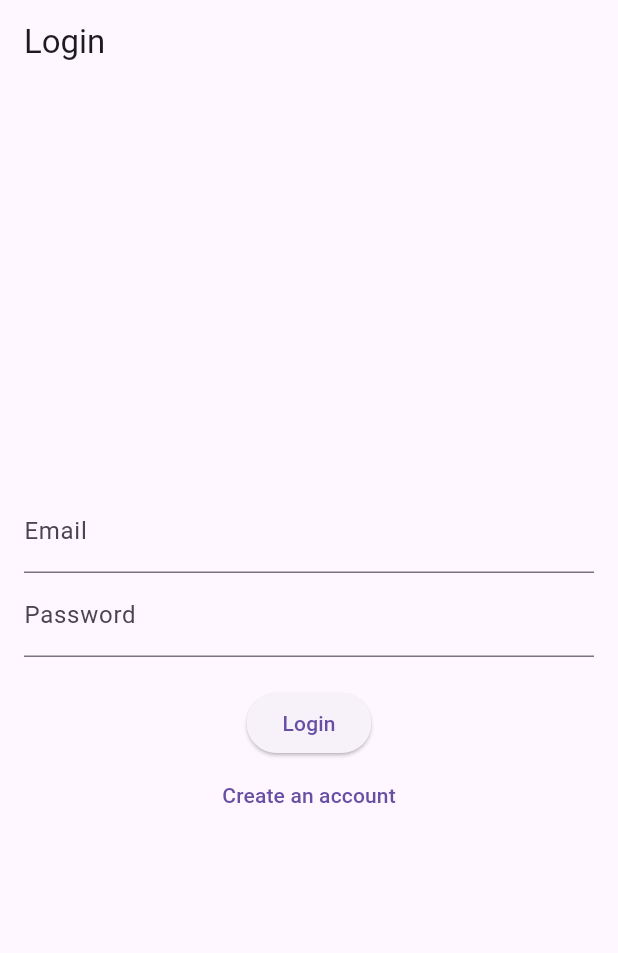
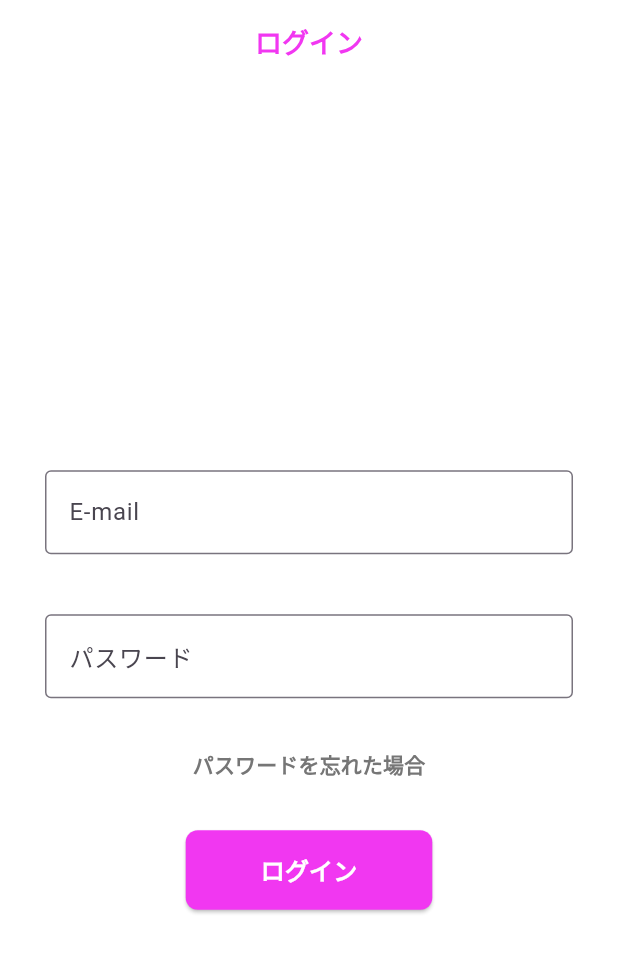
Before and after one commit to komeponpon/traning_beta, a Flutter app: the screen it shows after launch, on a phone screen of 412 x 824 dp. Shown: the top 953 px of the screen. Run offline on Flutter 3.47's test engine with Material 3 defaults, Android fonts, the light colour scheme and no system bars; our stand-ins replace firebase_auth, firebase_core; accounts and stored records are empty.

Commit message:
認証画面

```diff
--- a/lib/components/custom_bottom_navigation_bar.dart
+++ b/lib/components/custom_bottom_navigation_bar.dart
@@ -9,7 +9,7 @@ class CustomBottomNavigationBar extends StatelessWidget {
   @override
   Widget build(BuildContext context) {
     return BottomNavigationBar(
-      backgroundColor: Color.fromARGB(255, 255, 255, 255),
+      backgroundColor: Colors.white, // 背景色を白に設定
       currentIndex: currentIndex,
       selectedItemColor: Color(0xFFF137F1),
       unselectedItemColor: Colors.grey,
--- a/lib/main.dart
+++ b/lib/main.dart
@@ -23,9 +23,6 @@ class MyApp extends StatelessWidget {
   Widget build(BuildContext context) {
     return MaterialApp(
       title: 'トレーニング記録ベータ版',
-      theme: ThemeData(
-          // アプリのテーマを設定する
-          ),
       home: LoginScreen(), // ログインページを最初に表示する
       // 他のルーティングの設定を行う
     );
--- a/lib/screens/home_screen.dart
+++ b/lib/screens/home_screen.dart
@@ -32,9 +32,9 @@ class HomeScreen extends StatelessWidget {
             children: [
               SizedBox(height: 16.0),
               TrainingPlanButton(formattedDate: formattedDate),
-              SizedBox(height: 16.0),
+              SizedBox(height: 32.0),
               DisplayGoal(),
-              SizedBox(height: 16.0),
+              SizedBox(height: 32.0),
               BodyDataCard(),
             ],
           ),
--- a/lib/screens/login_screen.dart
+++ b/lib/screens/login_screen.dart
@@ -33,28 +33,42 @@ class _LoginScreenState extends State<LoginScreen> {
   @override
   Widget build(BuildContext context) {
     return Scaffold(
+      backgroundColor: Colors.white,
       appBar: AppBar(
-        title: Text('Login'),
+        backgroundColor: Colors.white,
+        title: Text(
+          'ログイン',
+          style: TextStyle(
+              color: Color(0xFFF137F1),
+              fontWeight: FontWeight.bold,
+              fontSize: 18),
+        ),
+        centerTitle: true,
+        elevation: 0,
       ),
       body: Padding(
-        padding: const EdgeInsets.all(16.0),
+        padding: const EdgeInsets.symmetric(horizontal: 30.0),
         child: Column(
           mainAxisAlignment: MainAxisAlignment.center,
           children: [
+            SizedBox(height: 40),
             TextField(
               controller: _emailController,
-              decoration: InputDecoration(labelText: 'Email'),
+              decoration: InputDecoration(
+                labelText: 'E-mail',
+                border: OutlineInputBorder(),
+              ),
             ),
+            SizedBox(height: 40),
             TextField(
               controller: _passwordController,
-              decoration: InputDecoration(labelText: 'Password'),
+              decoration: InputDecoration(
+                labelText: 'パスワード',
+                border: OutlineInputBorder(),
+              ),
               obscureText: true,
             ),
             SizedBox(height: 20),
-            ElevatedButton(
-              onPressed: _login,
-              child: Text('Login'),
-            ),
             TextButton(
               onPressed: () {
                 Navigator.push(
@@ -62,7 +76,29 @@ class _LoginScreenState extends State<LoginScreen> {
                   MaterialPageRoute(builder: (context) => SignupScreen()),
                 );
               },
-              child: Text('Create an account'),
+              child: Text(
+                'パスワードを忘れた場合',
+                style: TextStyle(
+                    color: Color(0xFF767676), fontWeight: FontWeight.bold),
+              ),
+            ),
+            SizedBox(height: 20),
+            ElevatedButton(
+              onPressed: _login,
+              style: ElevatedButton.styleFrom(
+                backgroundColor: Color(0xFFF137F1),
+                padding: EdgeInsets.symmetric(horizontal: 50, vertical: 15),
+                shape: RoundedRectangleBorder(
+                  borderRadius: BorderRadius.circular(8.0),
+                ),
+              ),
+              child: Text(
+                'ログイン',
+                style: TextStyle(
+                    color: Colors.white,
+                    fontSize: 16,
+                    fontWeight: FontWeight.bold),
+              ),
             ),
           ],
         ),
```
Also changed, not shown: lib/screens/signup_screen.dart (+51 -5 lines).
